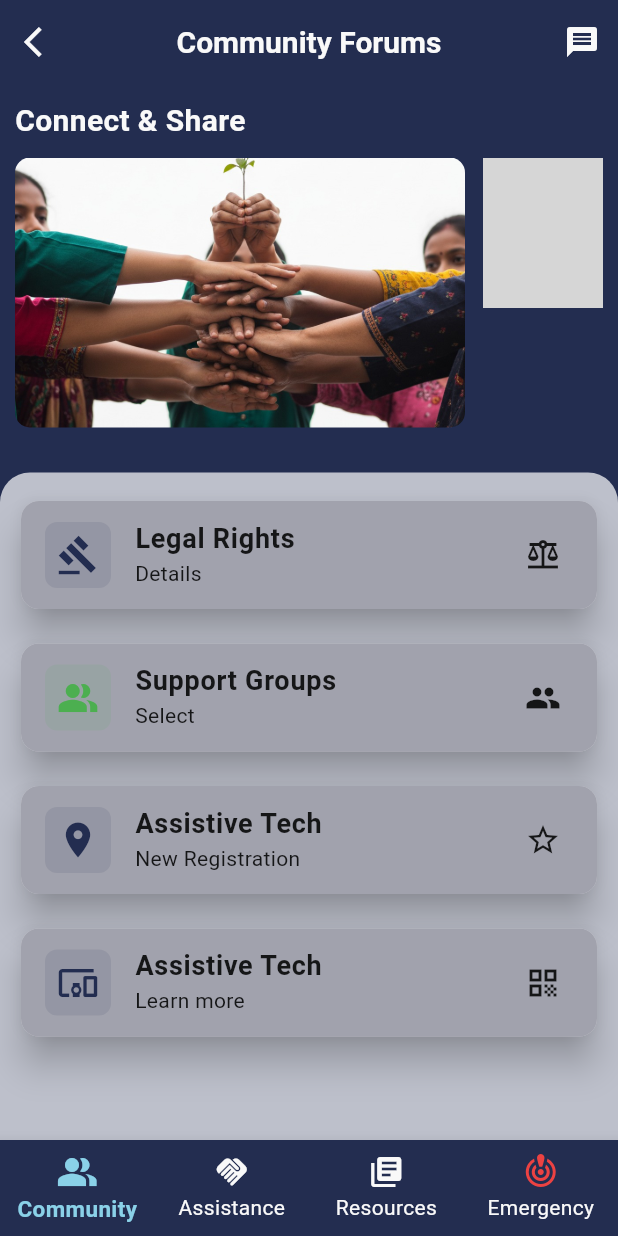
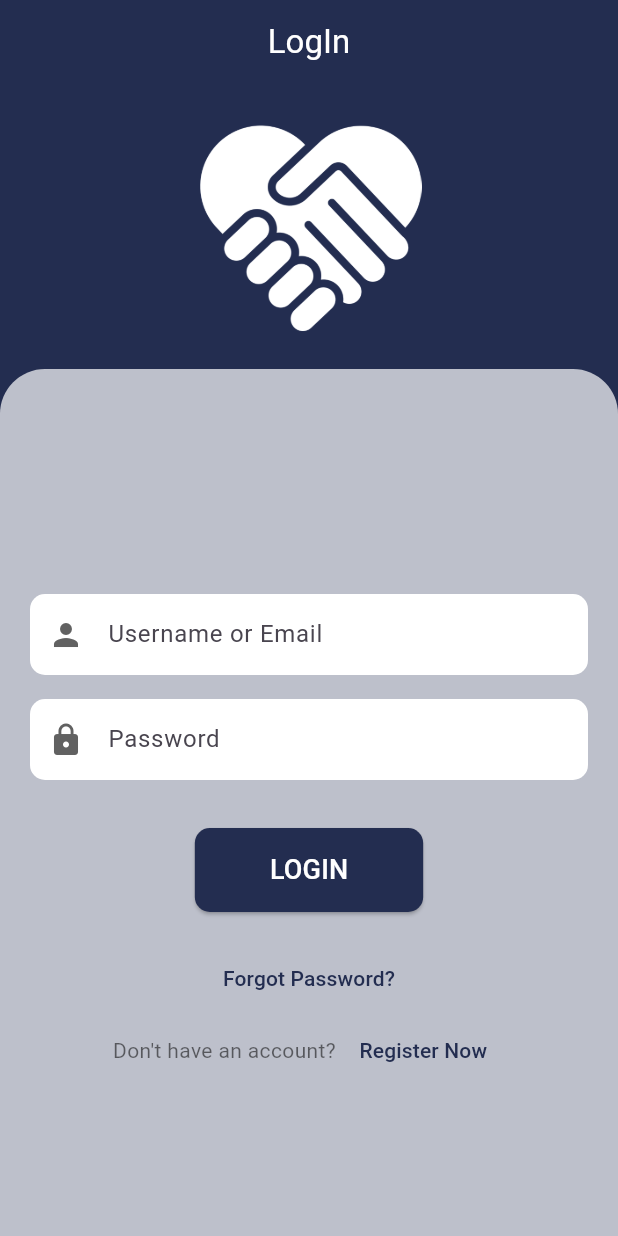
Before and after one commit to mdrakib90757/empowerconnect_app, a Flutter app: the screen it shows after launch, on a phone screen of 412 x 824 dp. Run offline on Flutter 3.47's test engine with Material 3 defaults, Android fonts, the light colour scheme and no system bars; grey boxes are pictures that could not be loaded.

Commit message:
login and registration screen update

```diff
--- /dev/null
+++ b/lib/feature/auth/view/login_screen.dart
@@ -0,0 +1,159 @@
+import 'package:empowerconnect_app/core/shared_widgets/custom_navigation.dart';
+import 'package:empowerconnect_app/core/utils/color.dart';
+import 'package:empowerconnect_app/feature/auth/view/ragistraion_screen.dart';
+import 'package:flutter/material.dart';
+
+class LoginPage extends StatelessWidget {
+  const LoginPage({Key? key}) : super(key: key);
+
+  @override
+  Widget build(BuildContext context) {
+    return Scaffold(
+      appBar: AppBar(
+        title: const Text(
+          'LogIn',
+          style: TextStyle(color: Colors.white),
+        ),
+        centerTitle: true,
+        backgroundColor: APPColor.backgroundColor,
+        // leading: IconButton(
+        //   icon: const Icon(Icons.arrow_back, color: Colors.white),
+        //   onPressed: () {
+        //     // Handle back button
+        //   },
+        // ),
+      ),
+      body: Container(
+        color: APPColor.backgroundColor,
+        child: Column(
+          children: [
+            Padding(
+              padding: const EdgeInsets.symmetric(vertical: 20.0),
+              child:
+              //Icon(  Icons.handshake,size: 100,color: Colors.white,)
+              Image.asset(
+                'assets/img/handshake.png',
+                height: 150,
+                width: 150,
+                color: Colors.white,
+              ),
+            ),
+            Expanded(
+              child: Container(
+                decoration:  BoxDecoration(
+                  color: Colors.white.withOpacity(0.7),
+                  borderRadius: BorderRadius.only(
+                    topLeft: Radius.circular(30),
+                    topRight: Radius.circular(30),
+                  ),
+                ),
+               padding: const EdgeInsets.only(left: 20,right:20,top: 150),
+                child: SingleChildScrollView(
+                  child: Column(
+                    mainAxisAlignment: MainAxisAlignment.center,
+
+                    children: [
+                      _buildTextField(
+                        hintText: 'Username or Email',
+                        icon: Icons.person,
+                      ),
+                      const SizedBox(height: 16.0),
+                      _buildTextField(
+                        hintText: 'Password',
+                        icon: Icons.lock,
+                        obscureText: true,
+                      ),
+                      const SizedBox(height: 32.0),
+                      ElevatedButton(
+                        onPressed: () {
+                         Navigator.push(
+                          context,
+                          MaterialPageRoute(
+                            builder: (context) => const CustomNavigation(),
+                          ),);
+                        },
+                        style: ElevatedButton.styleFrom(
+                          backgroundColor:
+                        APPColor.backgroundColor,
+                          padding: const EdgeInsets.symmetric(
+                              horizontal: 50, vertical: 15),
+                          shape: RoundedRectangleBorder(
+                            borderRadius: BorderRadius.circular(10),
+                          ),
+                        ),
+                        child: const Text(
+                          'LOGIN',
+                          style: TextStyle(fontSize: 18, color: Colors.white),
+                        ),
+                      ),
+                      const SizedBox(height: 20.0),
+                      TextButton(
+                        onPressed: () {
+                          // Handle Forgot Password
+                        },
+                        child:  Text(
+                          'Forgot Password?',
+                          style: TextStyle(color: APPColor.backgroundColor),
+                        ),
+                      ),
+                      Row(
+                        mainAxisAlignment: MainAxisAlignment.center,
+                        children: [
+                          const Text("Don't have an account? ",
+                              style: TextStyle(color: Colors.black54)),
+                          TextButton(
+                            onPressed: () {
+                              // Navigate to Registration Page
+                              Navigator.push(
+                                context,
+                                MaterialPageRoute(
+                                  builder: (context) => const RegistrationPage(),
+                                ),
+                              );
+                            },
+                            child:  Text(
+                              'Register Now',
+                              style: TextStyle(color: APPColor.backgroundColor),
+                            ),
+                          ),
+                        ],
+                      ),
+                    ],
+                  ),
+                ),
+              ),
+            ),
+          ],
+        ),
+      ),
+
+    );
+  }
+
+  Widget _buildTextField({
+    required String hintText,
+    IconData? icon,
+    bool obscureText = false,
+  }) {
+    return TextField(
+      obscureText: obscureText,
+      cursorColor: APPColor.backgroundColor,
+      decoration: InputDecoration(
+        hintText: hintText,
+        prefixIcon: icon != null ? Icon(icon, color: Colors.grey[700]) : null,
+        filled: true,
+        fillColor: Colors.white,
+        border: OutlineInputBorder(
+          borderRadius: BorderRadius.circular(10.0),
+          borderSide: BorderSide.none,
+        ),
+        focusedBorder: OutlineInputBorder(
+          borderRadius: BorderRadius.circular(10.0),
+          borderSide:  BorderSide(color: APPColor.backgroundColor, width: 2),
+        ),
+        contentPadding:
+        const EdgeInsets.symmetric(vertical: 15.0, horizontal: 20.0),
+      ),
+    );
+  }
+}
--- a/lib/feature/community/view/community_screen.dart
+++ b/lib/feature/community/view/community_screen.dart
@@ -17,12 +17,13 @@ class _communityScreenState extends State<communityScreen> {
       backgroundColor: APPColor.backgroundColor,
       appBar: AppBar(
         backgroundColor: Colors.transparent,
-        leading: IconButton(
-          icon: Icon(Icons.arrow_back_ios, color: APPColor.whiteColor),
-          onPressed: () {
-
-          },
-        ),
+        automaticallyImplyLeading: false,
+        // leading: IconButton(
+        //   icon: Icon(Icons.arrow_back_ios, color: APPColor.whiteColor),
+        //   onPressed: () {
+        //
+        //   },
+        // ),
         title: CustomAppLargeText(
           text: "Community Forums",
           color: APPColor.whiteColor,
@@ -42,7 +43,7 @@ class _communityScreenState extends State<communityScreen> {
               Icons.message,
               color: APPColor.whiteColor,
               weight: 5,
-            ), // Chat icon
+            ),
             onPressed: () {
               // Handle chat
             },
--- a/lib/main.dart
+++ b/lib/main.dart
@@ -1,4 +1,5 @@
 import 'package:empowerconnect_app/core/shared_widgets/custom_navigation.dart';
+import 'package:empowerconnect_app/feature/auth/view/login_screen.dart';
 import 'package:flutter/material.dart';
 
 void main() {
@@ -15,7 +16,7 @@ class MyApp extends StatelessWidget {
       title: 'Flutter Demo',
       debugShowCheckedModeBanner: false,
       theme: ThemeData(),
-      home: CustomNavigation(),
+      home: LoginPage(),
     );
   }
 }
```
Also changed, not shown: lib/feature/auth/view/ragistraion_screen.dart (added, +157 -0 lines), lib/feature/emergency_mode/view/emergency_mode_screen.dart (+7 -6 lines), lib/feature/empower_hub/view/empower_hub_screen.dart (+23 -22 lines), lib/feature/request_assistance/view/request_assistance_screen.dart (+12 -11 lines), assets/img/26a7d51c-127d-4806-88f6-759e665a7493.png (added), assets/img/Generated Image October 15, 2025 - 8_28AM.png (added), assets/img/handshake.png (added).
